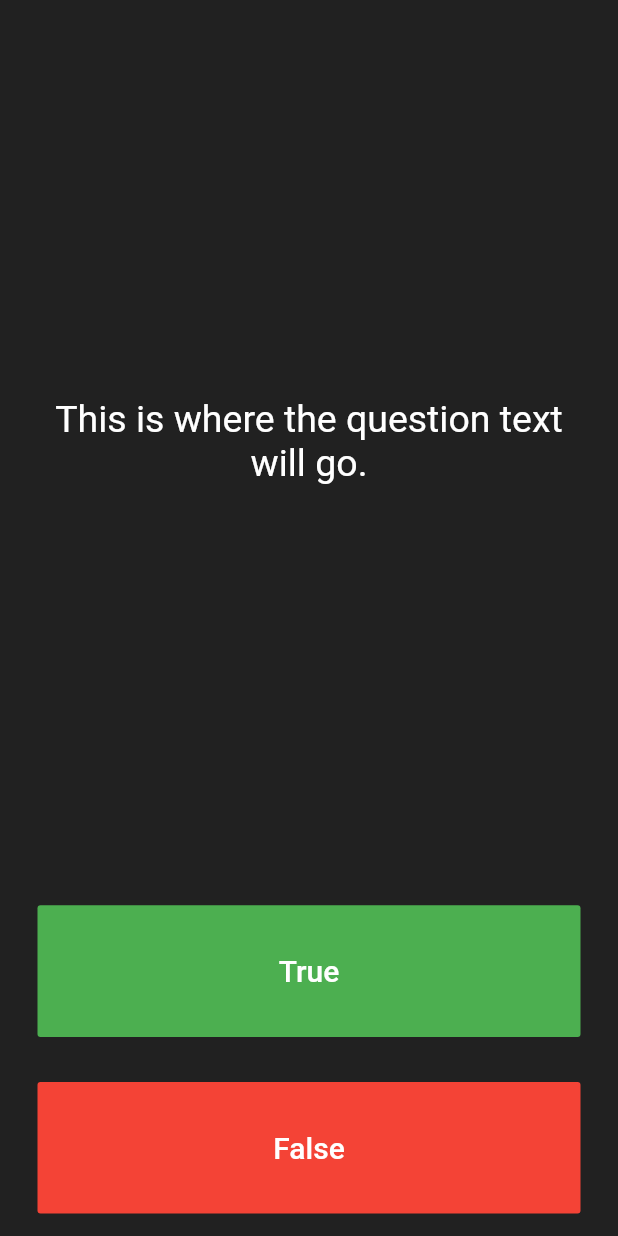
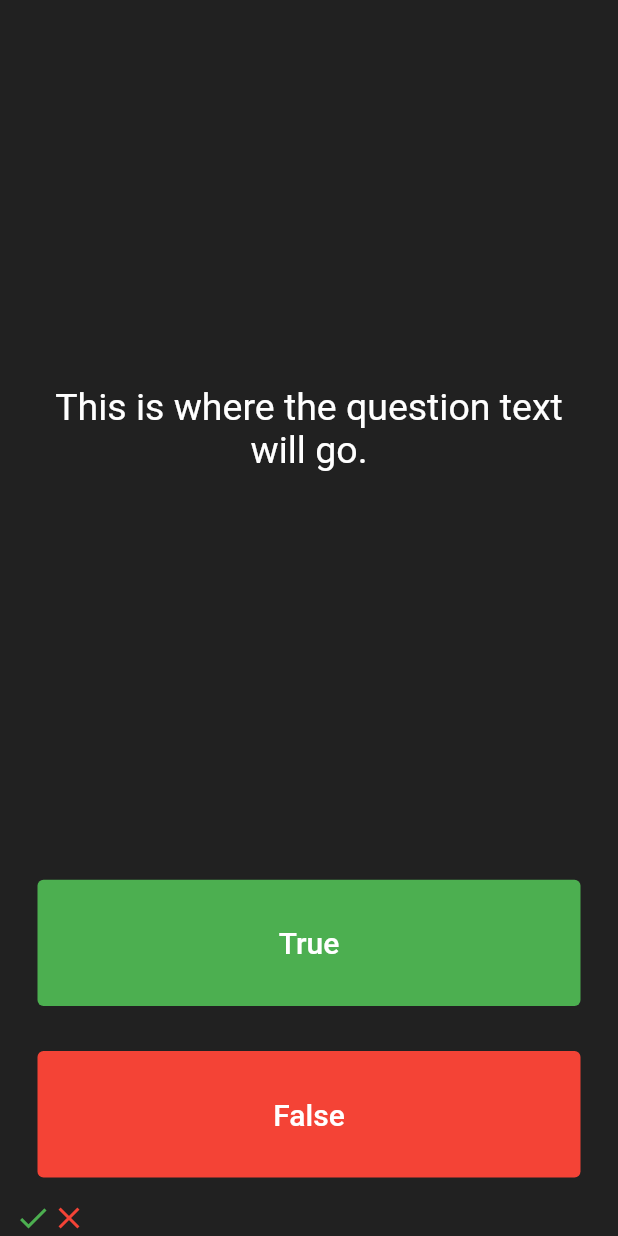
Before and after one commit to y-ogi/quizzler-flutter, a Flutter app: the screen it shows after launch, on a phone screen of 412 x 824 dp. Run offline on Flutter 3.47's test engine with Material 2 defaults, Android fonts, the phone set to English and light mode, and no system bars.

Commit message:
changed flutbutton to textbutton and created list

```diff
--- a/lib/main.dart
+++ b/lib/main.dart
@@ -25,6 +25,17 @@ class QuizPage extends StatefulWidget {
 }
 
 class _QuizPageState extends State<QuizPage> {
+  List<Icon> scoreKeeper = [
+    Icon(
+      Icons.check,
+      color: Colors.green,
+    ),
+    Icon(
+      Icons.close,
+      color: Colors.red,
+    )
+  ];
+
   @override
   Widget build(BuildContext context) {
     return Column(
@@ -50,9 +61,10 @@ class _QuizPageState extends State<QuizPage> {
         Expanded(
           child: Padding(
             padding: EdgeInsets.all(15.0),
-            child: FlatButton(
-              textColor: Colors.white,
-              color: Colors.green,
+            child: TextButton(
+              style: ButtonStyle(
+                  backgroundColor:
+                      MaterialStateProperty.all<Color>(Colors.green)),
               child: Text(
                 'True',
                 style: TextStyle(
@@ -69,8 +81,10 @@ class _QuizPageState extends State<QuizPage> {
         Expanded(
           child: Padding(
             padding: EdgeInsets.all(15.0),
-            child: FlatButton(
-              color: Colors.red,
+            child: TextButton(
+              style: ButtonStyle(
+                  backgroundColor:
+                      MaterialStateProperty.all<Color>(Colors.red)),
               child: Text(
                 'False',
                 style: TextStyle(
@@ -84,7 +98,9 @@ class _QuizPageState extends State<QuizPage> {
             ),
           ),
         ),
-        //TODO: Add a Row here as your score keeper
+        Row(
+          children: scoreKeeper,
+        )
       ],
     );
   }
```
Also changed, not shown: 6 other files.
